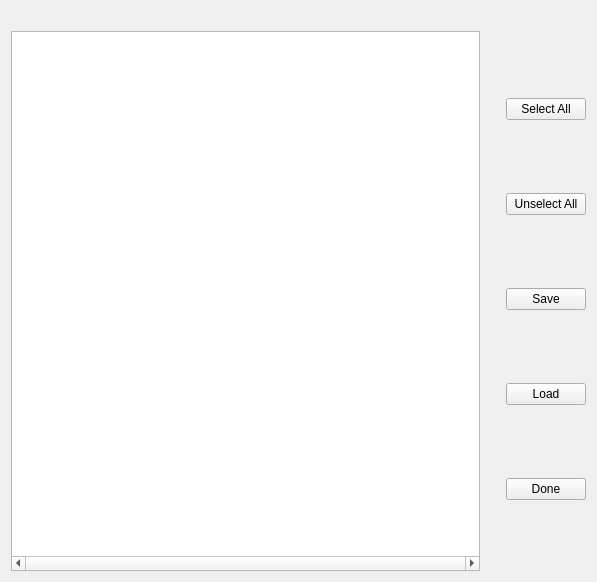
Old version of the form src/gui/ui_files/lsl_config_channel_selection_general.ui in the repository medusabci/medusa-platform.
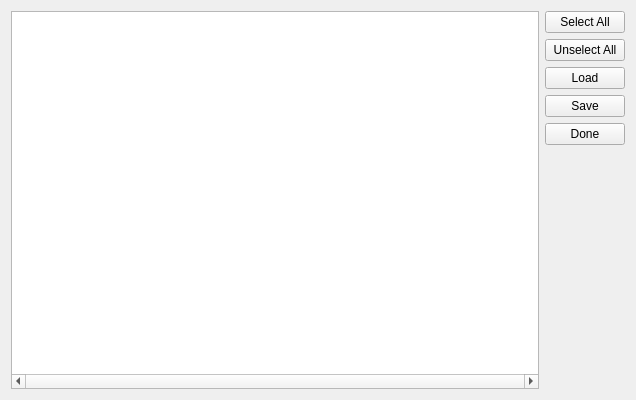
New version of the form.

What changed in the file:
```diff
--- a/src/gui/ui_files/lsl_config_channel_selection_general.ui
+++ b/src/gui/ui_files/lsl_config_channel_selection_general.ui
@@ -6,8 +6,8 @@
    <rect>
     <x>0</x>
     <y>0</y>
-    <width>597</width>
-    <height>582</height>
+    <width>636</width>
+    <height>400</height>
    </rect>
   </property>
   <property name="minimumSize">
@@ -25,27 +25,12 @@
   <property name="windowTitle">
    <string>Form</string>
   </property>
-  <layout class="QGridLayout" name="gridLayout">
+  <layout class="QVBoxLayout" name="verticalLayout">
    <property name="sizeConstraint">
-    <enum>QLayout::SetNoConstraint</enum>
+    <enum>QLayout::SizeConstraint::SetNoConstraint</enum>
    </property>
-   <item row="0" column="0">
-    <spacer name="horizontalSpacer_2">
-     <property name="orientation">
-      <enum>Qt::Horizontal</enum>
-     </property>
-     <property name="sizeHint" stdset="0">
-      <size>
-       <width>40</width>
-       <height>20</height>
-      </size>
-     </property>
-    </spacer>
-   </item>
-   <item row="1" column="0">
-    <layout class="QVBoxLayout" name="verticalLayout_3">
      <item>
-      <layout class="QHBoxLayout" name="horizontalLayout">
+    <layout class="QHBoxLayout" name="horizontalLayout_2">
        <item>
         <widget class="QTableWidget" name="channels_table">
          <property name="sizePolicy">
@@ -81,42 +66,15 @@
         </widget>
        </item>
        <item>
-        <spacer name="verticalSpacer_2">
-         <property name="orientation">
-          <enum>Qt::Vertical</enum>
-         </property>
-         <property name="sizeHint" stdset="0">
-          <size>
-           <width>20</width>
-           <height>40</height>
-          </size>
-         </property>
-        </spacer>
-       </item>
-      </layout>
-     </item>
-    </layout>
-   </item>
-   <item row="0" column="1">
-    <spacer name="horizontalSpacer">
-     <property name="orientation">
-      <enum>Qt::Horizontal</enum>
-     </property>
-     <property name="sizeType">
-      <enum>QSizePolicy::Minimum</enum>
-     </property>
-     <property name="sizeHint" stdset="0">
-      <size>
-       <width>40</width>
-       <height>20</height>
-      </size>
-     </property>
-    </spacer>
-   </item>
-   <item row="1" column="1">
-    <layout class="QVBoxLayout" name="verticalLayout_2">
+      <layout class="QVBoxLayout" name="verticalLayout_3">
      <item>
       <widget class="QPushButton" name="selectall_btn">
+         <property name="sizePolicy">
+          <sizepolicy hsizetype="Minimum" vsizetype="Fixed">
+           <horstretch>0</horstretch>
+           <verstretch>0</verstretch>
+          </sizepolicy>
+         </property>
        <property name="text">
         <string>Select All</string>
        </property>
@@ -124,31 +82,70 @@
      </item>
      <item>
       <widget class="QPushButton" name="unselectall_btn">
+         <property name="sizePolicy">
+          <sizepolicy hsizetype="Minimum" vsizetype="Fixed">
+           <horstretch>0</horstretch>
+           <verstretch>0</verstretch>
+          </sizepolicy>
+         </property>
        <property name="text">
         <string>Unselect All</string>
        </property>
       </widget>
      </item>
-     <item>
-      <widget class="QPushButton" name="save_btn">
-       <property name="text">
-        <string>Save</string>
-       </property>
-      </widget>
-     </item>
      <item>
       <widget class="QPushButton" name="load_btn">
+         <property name="sizePolicy">
+          <sizepolicy hsizetype="Minimum" vsizetype="Fixed">
+           <horstretch>0</horstretch>
+           <verstretch>0</verstretch>
+          </sizepolicy>
+         </property>
        <property name="text">
         <string>Load</string>
        </property>
       </widget>
      </item>
+       <item>
+        <widget class="QPushButton" name="save_btn">
+         <property name="sizePolicy">
+          <sizepolicy hsizetype="Minimum" vsizetype="Fixed">
+           <horstretch>0</horstretch>
+           <verstretch>0</verstretch>
+          </sizepolicy>
+         </property>
+         <property name="text">
+          <string>Save</string>
+         </property>
+        </widget>
+       </item>
      <item>
       <widget class="QPushButton" name="done_btn">
+         <property name="sizePolicy">
+          <sizepolicy hsizetype="Minimum" vsizetype="Fixed">
+           <horstretch>0</horstretch>
+           <verstretch>0</verstretch>
+          </sizepolicy>
+         </property>
        <property name="text">
         <string>Done</string>
        </property>
       </widget>
+       </item>
+       <item>
+        <spacer name="verticalSpacer">
+         <property name="orientation">
+          <enum>Qt::Orientation::Vertical</enum>
+         </property>
+         <property name="sizeHint" stdset="0">
+          <size>
+           <width>20</width>
+           <height>40</height>
+          </size>
+         </property>
+        </spacer>
+       </item>
+      </layout>
      </item>
     </layout>
    </item>
```
Left out of the diff: 8 changed lines with no effect on the pictures. Lines whose indentation alone changed are shown as unchanged.
